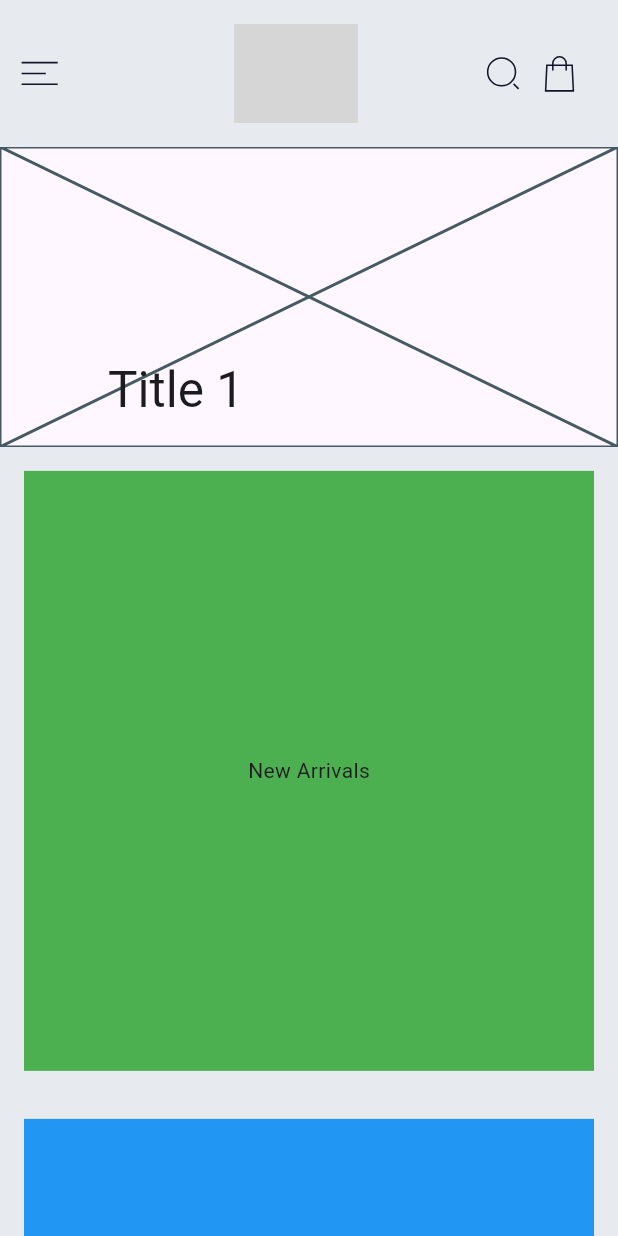
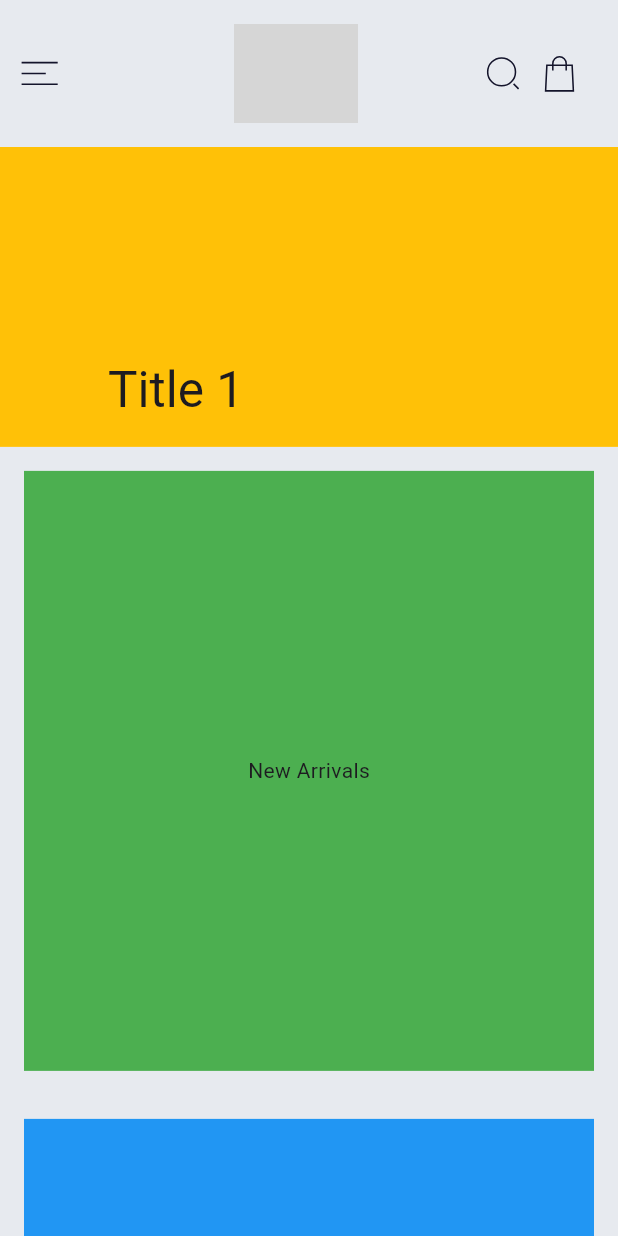
Before and after one commit to ericatsu/auctor_only, a Flutter app: the screen it shows after launch, on a phone screen of 412 x 824 dp. Run offline on Flutter 3.47's test engine with Material 2 defaults, Android fonts, the phone set to English and light mode, and no system bars; our stand-ins replace flutter_svg; grey boxes are pictures that could not be loaded.

Commit message:
✨ carousel

```diff
--- a/lib/widgets/features/carousel_widget.dart
+++ b/lib/widgets/features/carousel_widget.dart
@@ -25,6 +25,8 @@ class _CarouselWidgetState extends State<CarouselWidget>
 
   @override
   Widget build(BuildContext context) {
-    return const Placeholder();
+    return Container(
+      color: Colors.amber,
+    );
   }
 }
--- a/pubspec.yaml
+++ b/pubspec.yaml
@@ -17,6 +17,7 @@ dependencies:
   # Use with the CupertinoIcons class for iOS style icons.
   cupertino_icons: ^1.0.2
   flutter_svg: ^2.0.7
+  carousel_slider: ^4.2.1
 
 
 dev_dependencies:
```
Also changed, not shown: pubspec.lock.
